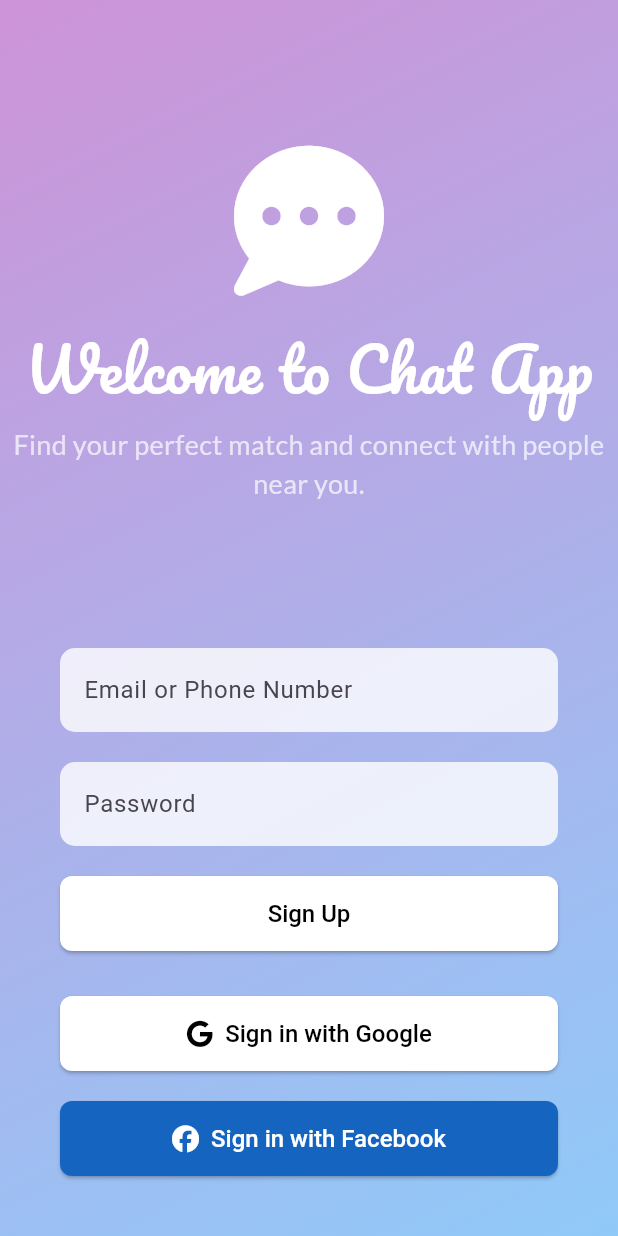
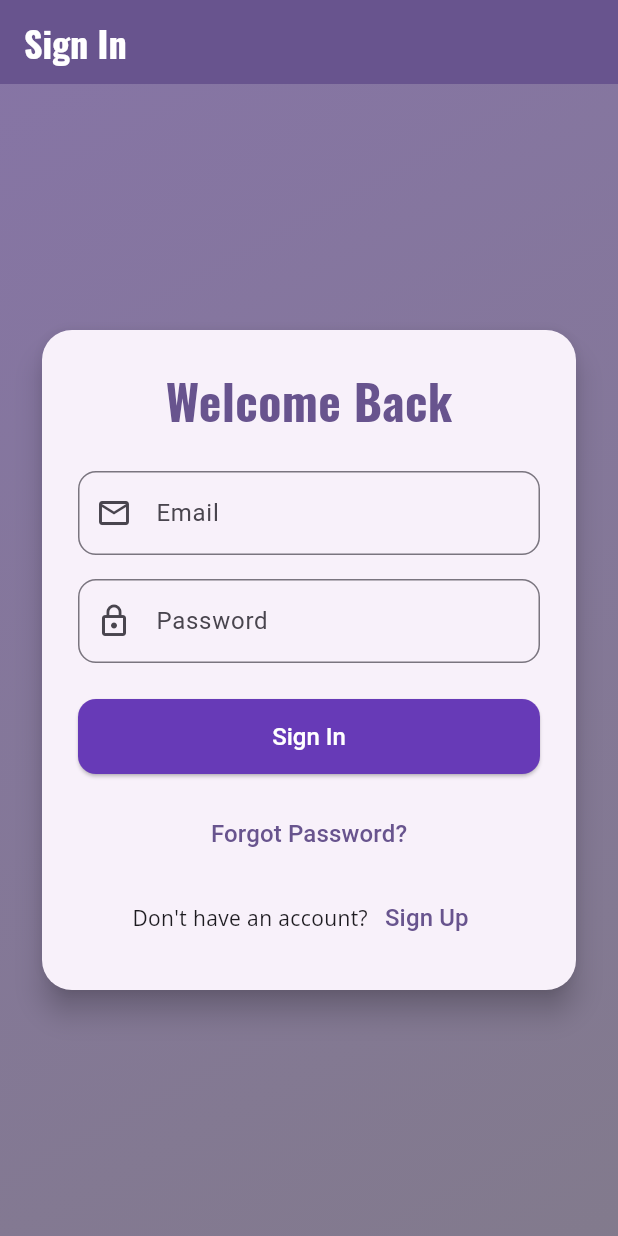
Before and after one commit to Mjata/We-chat-apk, a Flutter app: the screen it shows after launch, after a tap on "Sign In", on a phone screen of 412 x 824 dp. Run offline on Flutter 3.47's test engine with Material 3 defaults, Android fonts, the phone set to English and light mode, and no system bars; our stand-ins replace cloud_firestore, dio, firebase_auth, firebase_core, font_awesome_flutter, go_router and 6 more; missing offline and left inert: livekit_client; accounts and stored records are empty; network calls fail.

Commit message:
feat: Implement separate login and signup flows

```diff
--- a/lib/main.dart
+++ b/lib/main.dart
@@ -3,6 +3,7 @@ import 'package:go_router/go_router.dart';
 import 'package:google_fonts/google_fonts.dart';
 import 'package:myapp/screens/gender_selection_screen.dart';
 import 'package:myapp/screens/interest_selection_screen.dart';
+import 'package:myapp/screens/login_screen.dart';
 import 'package:myapp/screens/main_screen.dart';
 import 'package:myapp/screens/signup_screen.dart';
 import 'package:myapp/screens/welcome_screen.dart';
@@ -46,19 +47,38 @@ class ThemeProvider with ChangeNotifier {
 }
 
 final GoRouter _router = GoRouter(
+  initialLocation: '/welcome',
   routes: <RouteBase>[
     GoRoute(
-      path: '/',
+      path: '/welcome',
+      builder: (BuildContext context, GoRouterState state) {
+        return const WelcomeScreen();
+      },
+    ),
+    GoRoute(
+      path: '/signup',
       builder: (BuildContext context, GoRouterState state) {
         return const SignupScreen();
       },
-      routes: <RouteBase>[
-        GoRoute(
-          path: 'gender',
-          builder: (BuildContext context, GoRouterState state) {
-            return const GenderSelectionScreen();
-          },
-        ),
+    ),
+    GoRoute(
+      path: '/login',
+      builder: (BuildContext context, GoRouterState state) {
+        return const LoginScreen();
+      },
+    ),
+    GoRoute(
+      path: '/gender',
+      builder: (BuildContext context, GoRouterState state) {
+        return const GenderSelectionScreen();
+      },
+    ),
+    GoRoute(
+      path: '/', // Root route should point to home or main screen
+      builder: (BuildContext context, GoRouterState state) {
+        return const MainScreen();
+      },
+       routes: <RouteBase>[
         GoRoute(
           path: 'interest',
           builder: (BuildContext context, GoRouterState state) {
@@ -66,15 +86,9 @@ final GoRouter _router = GoRouter(
           },
         ),
         GoRoute(
-          path: 'main',
+          path: 'home',
           builder: (BuildContext context, GoRouterState state) {
             return const MainScreen();
-          },
-        ),
-         GoRoute(
-          path: 'welcome',
-          builder: (BuildContext context, GoRouterState state) {
-            return const WelcomeScreen();
           },
         ),
       ],
--- /dev/null
+++ b/lib/screens/login_screen.dart
@@ -0,0 +1,203 @@
+import 'package:flutter/material.dart';
+import 'package:go_router/go_router.dart';
+import 'package:google_fonts/google_fonts.dart';
+import 'package:firebase_auth/firebase_auth.dart';
+import 'dart:developer' as developer;
+
+class LoginScreen extends StatefulWidget {
+  const LoginScreen({super.key});
+
+  @override
+  State<LoginScreen> createState() => _LoginScreenState();
+}
+
+class _LoginScreenState extends State<LoginScreen> {
+  final FirebaseAuth _auth = FirebaseAuth.instance;
+  final _formKey = GlobalKey<FormState>();
+  final _emailController = TextEditingController();
+  final _passwordController = TextEditingController();
+  bool _isLoading = false;
+
+  @override
+  void dispose() {
+    _emailController.dispose();
+    _passwordController.dispose();
+    super.dispose();
+  }
+
+  Future<void> _signInWithEmailAndPassword() async {
+    if (!_formKey.currentState!.validate()) {
+      return;
+    }
+
+    setState(() {
+      _isLoading = true;
+    });
+
+    try {
+      final UserCredential userCredential = await _auth.signInWithEmailAndPassword(
+        email: _emailController.text.trim(),
+        password: _passwordController.text.trim(),
+      );
+
+      if (userCredential.user != null) {
+        developer.log("Firebase Email/Pass Sign-In successful. User: ${userCredential.user!.uid}", name: 'LoginScreen');
+        if (mounted) {
+          // Navigate to home or another main screen after login
+          context.go('/home');
+        }
+      }
+    } on FirebaseAuthException catch (e) {
+      developer.log("Email/Pass Sign-In failed: ${e.code}", error: e, name: 'LoginScreen');
+      String message = "Sign-in failed. Please check your credentials.";
+      if (e.code == 'user-not-found' || e.code == 'wrong-password') {
+        message = 'Invalid email or password.';
+      }
+      if (mounted) {
+        _showErrorSnackBar(message);
+      }
+    } catch (e) {
+      developer.log("An unexpected error occurred during sign-in: $e", error: e, name: 'LoginScreen');
+      if (mounted) {
+        _showErrorSnackBar("An unexpected error occurred. Please try again.");
+      }
+    } finally {
+      if (mounted) {
+        setState(() {
+          _isLoading = false;
+        });
+      }
+    }
+  }
+
+  void _showErrorSnackBar(String message) {
+    ScaffoldMessenger.of(context).showSnackBar(
+      SnackBar(
+        content: Text(message),
+        backgroundColor: Colors.red,
+        behavior: SnackBarBehavior.floating,
+      ),
+    );
+  }
+
+  @override
+  Widget build(BuildContext context) {
+    return Scaffold(
+      appBar: AppBar(
+        title: const Text('Sign In'),
+        backgroundColor: Theme.of(context).colorScheme.primary,
+      ),
+      body: Container(
+        decoration: BoxDecoration(
+          gradient: LinearGradient(
+            begin: Alignment.topLeft,
+            end: Alignment.bottomRight,
+            colors: [
+              Theme.of(context).colorScheme.primary.withAlpha(204),
+              Theme.of(context).colorScheme.secondary.withAlpha(204),
+            ],
+          ),
+        ),
+        child: Center(
+          child: SingleChildScrollView(
+            padding: const EdgeInsets.all(24.0),
+            child: _isLoading
+                ? const CircularProgressIndicator(color: Colors.white)
+                : _buildLoginForm(context),
+          ),
+        ),
+      ),
+    );
+  }
+
+  Widget _buildLoginForm(BuildContext context) {
+    return Card(
+      elevation: 8,
+      shape: RoundedRectangleBorder(borderRadius: BorderRadius.circular(20)),
+      child: Padding(
+        padding: const EdgeInsets.all(24.0),
+        child: Form(
+          key: _formKey,
+          child: Column(
+            mainAxisSize: MainAxisSize.min,
+            children: [
+              Text(
+                'Welcome Back',
+                style: GoogleFonts.oswald(
+                  fontSize: 32,
+                  fontWeight: FontWeight.bold,
+                  color: Theme.of(context).colorScheme.primary,
+                ),
+              ),
+              const SizedBox(height: 24),
+              TextFormField(
+                controller: _emailController,
+                decoration: const InputDecoration(
+                  labelText: 'Email',
+                  prefixIcon: Icon(Icons.email_outlined),
+                  border: OutlineInputBorder(
+                    borderRadius: BorderRadius.all(Radius.circular(12)),
+                  ),
+                ),
+                keyboardType: TextInputType.emailAddress,
+                validator: (value) {
+                  if (value == null || value.isEmpty || !value.contains('@')) {
+                    return 'Please enter a valid email';
+                  }
+                  return null;
+                },
+              ),
+              const SizedBox(height: 16),
+              TextFormField(
+                controller: _passwordController,
+                decoration: const InputDecoration(
+                  labelText: 'Password',
+                  prefixIcon: Icon(Icons.lock_outline),
+                  border: OutlineInputBorder(
+                    borderRadius: BorderRadius.all(Radius.circular(12)),
+                  ),
+                ),
+                obscureText: true,
+                validator: (value) {
+                  if (value == null || value.isEmpty) {
+                    return 'Please enter your password';
+                  }
+                  return null;
+                },
+              ),
+              const SizedBox(height: 24),
+              ElevatedButton(
+                onPressed: _signInWithEmailAndPassword,
+                style: ElevatedButton.styleFrom(
+                  minimumSize: const Size(double.infinity, 50),
+                  shape: RoundedRectangleBorder(
+                    borderRadius: BorderRadius.circular(12),
+                  ),
+                ),
+                child: const Text('Sign In'),
+              ),
+              const SizedBox(height: 16),
+              TextButton(
+                onPressed: () {
+                  // TODO: Implement forgot password functionality
+                },
+                child: const Text('Forgot Password?'),
+              ),
+              const SizedBox(height: 8),
+              Row(
+                mainAxisAlignment: MainAxisAlignment.center,
+                children: [
+                  const Text("Don't have an account?"),
+                  TextButton(
+                    onPressed: () => context.go('/signup'),
+                    child: const Text('Sign Up'),
+                  ),
+                ],
+              ),
+            ],
+          ),
+        ),
+      ),
+    );
+  }
+}
--- a/lib/screens/welcome_screen.dart
+++ b/lib/screens/welcome_screen.dart
@@ -1,69 +1,22 @@
-
 import 'package:flutter/material.dart';
+import 'package:go_router/go_router.dart';
 import 'package:google_fonts/google_fonts.dart';
 import 'package:font_awesome_flutter/font_awesome_flutter.dart';
-import 'package:myapp/screens/gender_selection_screen.dart';
-import 'package:myapp/services/api_service.dart';
 
-class WelcomeScreen extends StatefulWidget {
+class WelcomeScreen extends StatelessWidget {
   const WelcomeScreen({super.key});
-
-  @override
-  State<WelcomeScreen> createState() => _WelcomeScreenState();
-}
-
-class _WelcomeScreenState extends State<WelcomeScreen> {
-  final _emailController = TextEditingController();
-  final _passwordController = TextEditingController();
-  final ApiService _apiService = ApiService();
-  bool _isLoading = false;
-
-  Future<void> _signUp() async {
-    setState(() {
-      _isLoading = true;
-    });
-
-    try {
-      await _apiService.signUp(
-        _emailController.text.trim(),
-        _passwordController.text.trim(),
-      );
-      if (mounted) {
-        Navigator.of(context).pushReplacement(
-          MaterialPageRoute(builder: (context) => const GenderSelectionScreen()),
-        );
-      }
-    } catch (e) {
-      if (mounted) {
-        ScaffoldMessenger.of(context).showSnackBar(
-          SnackBar(content: Text(e.toString()), backgroundColor: Colors.red),
-        );
-      }
-    } finally {
-      if (mounted) {
-        setState(() {
-          _isLoading = false;
-        });
-      }
-    }
-  }
 
   @override
   Widget build(BuildContext context) {
     return Scaffold(
-      body: SingleChildScrollView(
-        child: ConstrainedBox(
-          constraints: BoxConstraints(
-            maxHeight: MediaQuery.of(context).size.height,
-          ),
-          child: Container(
+      body: Container(
         decoration: BoxDecoration(
           gradient: LinearGradient(
             begin: Alignment.topLeft,
             end: Alignment.bottomRight,
             colors: [
-                  Colors.purple.shade200,
-                  Colors.blue.shade200,
+              Theme.of(context).colorScheme.primary.withAlpha(204), // Corrected
+              Theme.of(context).colorScheme.secondary.withAlpha(204), // Corrected
             ],
           ),
         ),
@@ -80,11 +33,14 @@ class _WelcomeScreenState extends State<WelcomeScreen> {
                   ),
                   const SizedBox(height: 20),
                   Text(
-                        'Welcome to Chat App',
+                    'Welcome to We Chat',
                     textAlign: TextAlign.center,
                     style: GoogleFonts.pacifico(
                       fontSize: 40,
                       color: Colors.white,
+                      shadows: [
+                        const Shadow(blurRadius: 10.0, color: Colors.black26)
+                      ],
                     ),
                   ),
                   const SizedBox(height: 10),
@@ -100,86 +56,41 @@ class _WelcomeScreenState extends State<WelcomeScreen> {
               ),
             ),
             Padding(
-                  padding: const EdgeInsets.symmetric(horizontal: 40),
-                  child: TextField(
-                    controller: _emailController,
-                    decoration: InputDecoration(
-                      hintText: 'Email or Phone Number',
-                      filled: true,
-                      fillColor: const Color.fromRGBO(255, 255, 255, 0.8),
-                      border: OutlineInputBorder(
-                        borderRadius: BorderRadius.circular(10),
-                        borderSide: BorderSide.none,
-                      ),
-                    ),
-                  ),
-                ),
-                const SizedBox(height: 20),
-                Padding(
-                  padding: const EdgeInsets.symmetric(horizontal: 40),
-                  child: TextField(
-                    controller: _passwordController,
-                    obscureText: true,
-                    decoration: InputDecoration(
-                      hintText: 'Password',
-                      filled: true,
-                      fillColor: const Color.fromRGBO(255, 255, 255, 0.8),
-                      border: OutlineInputBorder(
-                        borderRadius: BorderRadius.circular(10),
-                        borderSide: BorderSide.none,
-                      ),
-                    ),
-                  ),
-                ),
-                const SizedBox(height: 20),
-                Padding(
-                  padding: const EdgeInsets.symmetric(horizontal: 40),
-                  child: _isLoading
-                      ? const CircularProgressIndicator(color: Colors.white)
-                      : ElevatedButton(
-                          onPressed: _signUp,
+              padding: const EdgeInsets.symmetric(horizontal: 40, vertical: 40),
+              child: Column(
+                children: [
+                  ElevatedButton(
+                    onPressed: () => context.go('/login'),
                     style: ElevatedButton.styleFrom(
                       foregroundColor: Colors.black,
                       backgroundColor: Colors.white,
                       minimumSize: const Size(double.infinity, 50),
+                      shape: RoundedRectangleBorder(
+                        borderRadius: BorderRadius.circular(12),
+                      ),
+                    ),
+                    child: const Text('Sign In'),
+                  ),
+                  const SizedBox(height: 20),
+                  ElevatedButton(
+                    onPressed: () => context.go('/signup'),
+                    style: ElevatedButton.styleFrom(
+                      foregroundColor: Theme.of(context).colorScheme.primary,
+                      backgroundColor: Colors.white,
+                      minimumSize: const Size(double.infinity, 50),
+                       shape: RoundedRectangleBorder(
+                        borderRadius: BorderRadius.circular(12),
+                      ),
                     ),
                     child: const Text('Sign Up'),
                   ),
-                ),
-                const SizedBox(height: 30),
-                Padding(
-                  padding: const EdgeInsets.symmetric(horizontal: 40),
-                  child: ElevatedButton.icon(
-                    onPressed: () {},
-                    icon: const FaIcon(FontAwesomeIcons.google),
-                    label: const Text('Sign in with Google'),
-                    style: ElevatedButton.styleFrom(
-                      foregroundColor: Colors.black,
-                      backgroundColor: Colors.white,
-                      minimumSize: const Size(double.infinity, 50),
-                    ),
-                  ),
-                ),
-                const SizedBox(height: 20),
-                Padding(
-                  padding: const EdgeInsets.symmetric(horizontal: 40),
-                  child: ElevatedButton.icon(
-                    onPressed: () {},
-                    icon: const FaIcon(FontAwesomeIcons.facebook),
-                    label: const Text('Sign in with Facebook'),
-                    style: ElevatedButton.styleFrom(
-                      foregroundColor: Colors.white,
-                      backgroundColor: Colors.blue.shade800,
-                      minimumSize: const Size(double.infinity, 50),
-                    ),
+                ],
               ),
             ),
             const SizedBox(height: 40), // Added some bottom padding
           ],
         ),
       ),
-        ),
-      ),
     );
   }
 }
```
Also changed, not shown: lib/screens/signup_screen.dart (+21 -6 lines). Lines whose indentation alone changed are shown as unchanged.
